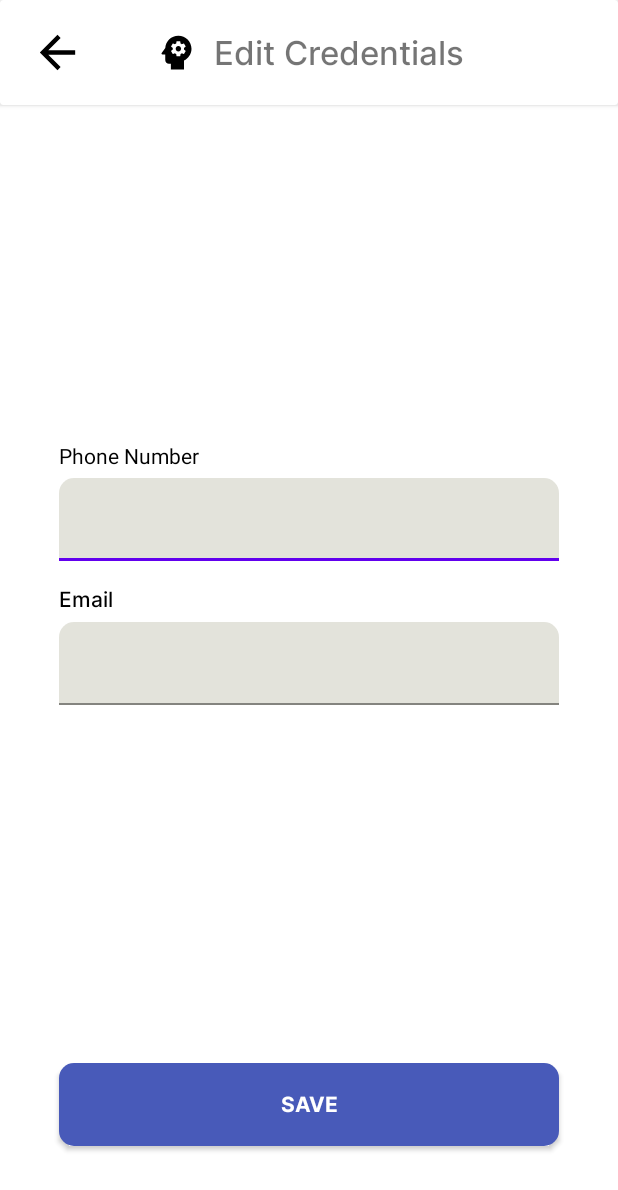
After one commit to AdrialG/Kelasku, an Android app: the layout activity_edit_credentials.xml on its own in the app's theme, with its tools: preview values and no code run, on a phone screen of 412 x 824 dp. The commit adds this screen. Shown: the top 1190 px of the screen. Run offline under Robolectric (Android 15) with nearby library versions, the phone set to English and light mode, and no system bars.

Commit message:
Added edit credentials feature

```diff
--- a/app/src/main/AndroidManifest.xml
+++ b/app/src/main/AndroidManifest.xml
@@ -79,6 +79,12 @@
         </activity>
 
         <activity
+            android:name=".ui.editcredentials.EditCredentialsActivity"
+            android:exported="false"
+            android:screenOrientation="portrait">
+        </activity>
+
+        <activity
             android:name=".ui.editpassword.EditPasswordActivity"
             android:exported="false"
             android:screenOrientation="portrait">
--- a/app/src/main/java/com/kelompokempat/kelasku/ui/editprofile/EditProfileActivity.kt
+++ b/app/src/main/java/com/kelompokempat/kelasku/ui/editprofile/EditProfileActivity.kt
@@ -53,7 +53,6 @@ class EditProfileActivity : BaseActivity<EditProfileActivityBinding, EditProfile
     @Inject
     lateinit var session : Session
 
-    private var username: String? = null
     private var filePhotoPicture: File? = null
     private var filePhotoBanner: File? = null
 
@@ -190,10 +189,10 @@ class EditProfileActivity : BaseActivity<EditProfileActivityBinding, EditProfile
 
         //condition 1 : if all is empty
         if (name.isEmpty() &&
-            school?.isEmpty() == true &&
+            school.isEmpty() &&
             filePhotoPicture == null &&
             binding.data?.photo == null &&
-            filePhotoBanner == null  &&
+            filePhotoBanner == null &&
             binding.data?.bannerPhoto == null) {
             binding.root.snacked("Everything needs to be filled.")
             return
--- a/app/src/main/java/com/kelompokempat/kelasku/ui/home/HomeActivity.kt
+++ b/app/src/main/java/com/kelompokempat/kelasku/ui/home/HomeActivity.kt
@@ -37,6 +37,7 @@ import com.kelompokempat.kelasku.data.Session
 import com.kelompokempat.kelasku.databinding.ActivityHomeBinding
 import com.kelompokempat.kelasku.databinding.ItemHomeRecyclerBinding
 import com.kelompokempat.kelasku.ui.detail.DetailActivity
+import com.kelompokempat.kelasku.ui.editcredentials.EditCredentialsActivity
 import com.kelompokempat.kelasku.ui.editpassword.EditPasswordActivity
 import com.kelompokempat.kelasku.ui.editprofile.EditProfileActivity
 import com.kelompokempat.kelasku.ui.history.HistoryActivity
@@ -107,6 +108,10 @@ class HomeActivity : BaseActivity<ActivityHomeBinding, HomeViewModel>(R.layout.a
                 R.id.nav_edit_profile -> {
                     val intent = Intent(this, EditProfileActivity::class.java)
                     updateDataActivityResult.launch(intent)
+                    return@setNavigationItemSelectedListener true
+                }
+                R.id.nav_edit_credentials -> {
+                    openActivity<EditCredentialsActivity>()
                     return@setNavigationItemSelectedListener true
                 }
                 R.id.nav_edit_password -> {
--- /dev/null
+++ b/app/src/main/res/drawable/ic_baseline_psychology_24.xml
@@ -0,0 +1,8 @@
+<vector xmlns:tools="http://schemas.android.com/tools"
+    android:height="24dp" android:tint="#000000"
+    android:viewportHeight="24" android:viewportWidth="24"
+    android:width="24dp" xmlns:android="http://schemas.android.com/apk/res/android">
+    <path android:fillColor="@android:color/white" android:pathData="M13,8.57c-0.79,0 -1.43,0.64 -1.43,1.43s0.64,1.43 1.43,1.43s1.43,-0.64 1.43,-1.43S13.79,8.57 13,8.57z"/>
+    <path android:fillColor="@android:color/white" android:pathData="M13,3C9.25,3 6.2,5.94 6.02,9.64L4.1,12.2C3.85,12.53 4.09,13 4.5,13H6v3c0,1.1 0.9,2 2,2h1v3h7v-4.68c2.36,-1.12 4,-3.53 4,-6.32C20,6.13 16.87,3 13,3zM16,10c0,0.13 -0.01,0.26 -0.02,0.39l0.83,0.66c0.08,0.06 0.1,0.16 0.05,0.25l-0.8,1.39c-0.05,0.09 -0.16,0.12 -0.24,0.09l-0.99,-0.4c-0.21,0.16 -0.43,0.29 -0.67,0.39L14,13.83c-0.01,0.1 -0.1,0.17 -0.2,0.17h-1.6c-0.1,0 -0.18,-0.07 -0.2,-0.17l-0.15,-1.06c-0.25,-0.1 -0.47,-0.23 -0.68,-0.39l-0.99,0.4c-0.09,0.03 -0.2,0 -0.25,-0.09l-0.8,-1.39c-0.05,-0.08 -0.03,-0.19 0.05,-0.25l0.84,-0.66C10.01,10.26 10,10.13 10,10c0,-0.13 0.02,-0.27 0.04,-0.39L9.19,8.95c-0.08,-0.06 -0.1,-0.16 -0.05,-0.26l0.8,-1.38c0.05,-0.09 0.15,-0.12 0.24,-0.09l1,0.4c0.2,-0.15 0.43,-0.29 0.67,-0.39l0.15,-1.06C12.02,6.07 12.1,6 12.2,6h1.6c0.1,0 0.18,0.07 0.2,0.17l0.15,1.06c0.24,0.1 0.46,0.23 0.67,0.39l1,-0.4c0.09,-0.03 0.2,0 0.24,0.09l0.8,1.38c0.05,0.09 0.03,0.2 -0.05,0.26l-0.85,0.66C15.99,9.73 16,9.86 16,10z"
+        tools:ignore="VectorPath" />
+</vector>
--- /dev/null
+++ b/app/src/main/res/layout/activity_edit_credentials.xml
@@ -0,0 +1,149 @@
+<?xml version="1.0" encoding="utf-8"?>
+<layout xmlns:android="http://schemas.android.com/apk/res/android"
+    xmlns:app="http://schemas.android.com/apk/res-auto">
+
+    <data>
+
+        <variable
+            name="data"
+            type="com.kelompokempat.kelasku.data.User" />
+
+    </data>
+
+    <androidx.constraintlayout.widget.ConstraintLayout
+        android:layout_width="match_parent"
+        android:layout_height="match_parent">
+
+        <androidx.cardview.widget.CardView
+            android:id="@+id/top_card"
+            android:layout_width="match_parent"
+            android:layout_height="70dp"
+            app:layout_constraintTop_toTopOf="parent">
+
+            <androidx.constraintlayout.widget.ConstraintLayout
+                android:layout_width="match_parent"
+                android:layout_height="match_parent">
+
+                <ImageView
+                    android:id="@+id/edit_credentials_back"
+                    android:layout_width="35dp"
+                    android:layout_height="35dp"
+                    android:src="@drawable/ic_baseline_arrow_back_24"
+                    android:background="?attr/selectableItemBackground"
+                    android:layout_marginStart="@dimen/_16sdp"
+                    app:layout_constraintTop_toTopOf="parent"
+                    app:layout_constraintBottom_toBottomOf="parent"
+                    app:layout_constraintStart_toStartOf="parent"
+                    android:contentDescription="@string/back" />
+
+                <TextView
+                    android:id="@+id/text_top"
+                    android:layout_width="wrap_content"
+                    android:layout_height="wrap_content"
+                    android:text="@string/edit_credentials"
+                    android:textSize="22sp"
+                    android:fontFamily="@font/inter_medium"
+                    android:layout_marginStart="40dp"
+                    app:layout_constraintTop_toTopOf="parent"
+                    app:layout_constraintBottom_toBottomOf="parent"
+                    app:layout_constraintStart_toStartOf="parent"
+                    app:layout_constraintEnd_toEndOf="parent" />
+
+                <ImageView
+                    android:layout_width="30dp"
+                    android:layout_height="30dp"
+                    android:src="@drawable/ic_baseline_psychology_24"
+                    android:layout_marginEnd="10dp"
+                    app:layout_constraintTop_toTopOf="parent"
+                    app:layout_constraintBottom_toBottomOf="parent"
+                    app:layout_constraintEnd_toStartOf="@id/text_top"
+                    android:contentDescription="@string/logo" />
+
+            </androidx.constraintlayout.widget.ConstraintLayout>
+
+        </androidx.cardview.widget.CardView>
+
+        <LinearLayout
+            android:id="@+id/text_linear_layout"
+            android:layout_width="match_parent"
+            android:layout_height="wrap_content"
+            android:orientation="vertical"
+            android:layout_marginBottom="@dimen/_100sdp"
+            android:layout_marginHorizontal="@dimen/_30sdp"
+            app:layout_constraintTop_toBottomOf="@id/top_card"
+            app:layout_constraintBottom_toBottomOf="parent"
+            app:layout_constraintStart_toStartOf="parent"
+            app:layout_constraintEnd_toEndOf="parent">
+
+            <TextView
+                android:layout_width="match_parent"
+                android:layout_height="wrap_content"
+                android:text="@string/phone_number"
+                android:textSize="14sp"
+                android:textColor="@color/black"/>
+
+            <com.google.android.material.textfield.TextInputLayout
+                android:layout_width="match_parent"
+                android:layout_height="wrap_content"
+                android:background="@android:color/transparent"
+                android:gravity="center_vertical"
+                android:fontFamily="@font/inter_medium"
+                android:layout_marginTop="5dp">
+
+                <com.google.android.material.textfield.TextInputEditText
+                    android:id="@+id/edit_number"
+                    android:singleLine="true"
+                    android:layout_width="match_parent"
+                    android:layout_height="55dp"
+                    android:text='@{data.phone}'
+                    android:gravity="center"
+                    android:background="@drawable/edit_text_bg"
+                    android:textSize="14sp" />
+
+            </com.google.android.material.textfield.TextInputLayout>
+
+            <TextView
+                android:layout_width="match_parent"
+                android:layout_height="wrap_content"
+                android:text="@string/email"
+                android:textSize="14sp"
+                android:textColor="@color/black"
+                android:fontFamily="@font/inter_medium"
+                android:layout_marginTop="15dp" />
+
+            <com.google.android.material.textfield.TextInputLayout
+                android:layout_width="match_parent"
+                android:layout_height="wrap_content"
+                android:background="@android:color/transparent"
+                android:gravity="center_vertical"
+                android:fontFamily="@font/inter_medium"
+                android:layout_marginTop="5dp">
+
+                <com.google.android.material.textfield.TextInputEditText
+                    android:id="@+id/edit_email"
+                    android:singleLine="true"
+                    android:layout_width="match_parent"
+                    android:layout_height="55dp"
+                    android:text='@{data.email}'
+                    android:gravity="center"
+                    android:background="@drawable/edit_text_bg"
+                    android:textSize="14sp" />
+
+            </com.google.android.material.textfield.TextInputLayout>
+
+        </LinearLayout>
+
+        <androidx.appcompat.widget.AppCompatButton
+            android:id="@+id/save_button"
+            android:layout_width="match_parent"
+            android:layout_height="55dp"
+            android:background="@drawable/button_bg"
+            android:text="@string/save"
+            android:textColor="@color/white"
+            android:fontFamily="@font/inter_bold"
+            android:layout_marginBottom="60dp"
+            android:layout_marginHorizontal="@dimen/_30sdp"
+            app:layout_constraintBottom_toBottomOf="parent" />
+
+    </androidx.constraintlayout.widget.ConstraintLayout>
+</layout>
--- a/app/src/main/res/values/strings.xml
+++ b/app/src/main/res/values/strings.xml
@@ -47,4 +47,6 @@
     <string name="like_history">Like History</string>
     <string name="profile_settings">Profile Settings</string>
     <string name="logout">Logout</string>
+    <string name="edit_credentials">Edit Credentials</string>
+    <string name="hang_tight">Hang Tight…</string>
 </resources>
```
Also changed, not shown: app/src/main/java/com/kelompokempat/kelasku/api/ApiService.kt (+7 -0 lines), app/src/main/java/com/kelompokempat/kelasku/ui/editcredentials/EditCredentialsActivity.kt (added, +143 -0 lines), app/src/main/java/com/kelompokempat/kelasku/ui/editcredentials/EditCredentialsViewModel.kt (added, +68 -0 lines), app/src/main/res/menu/nav_menu.xml (+10 -5 lines).
